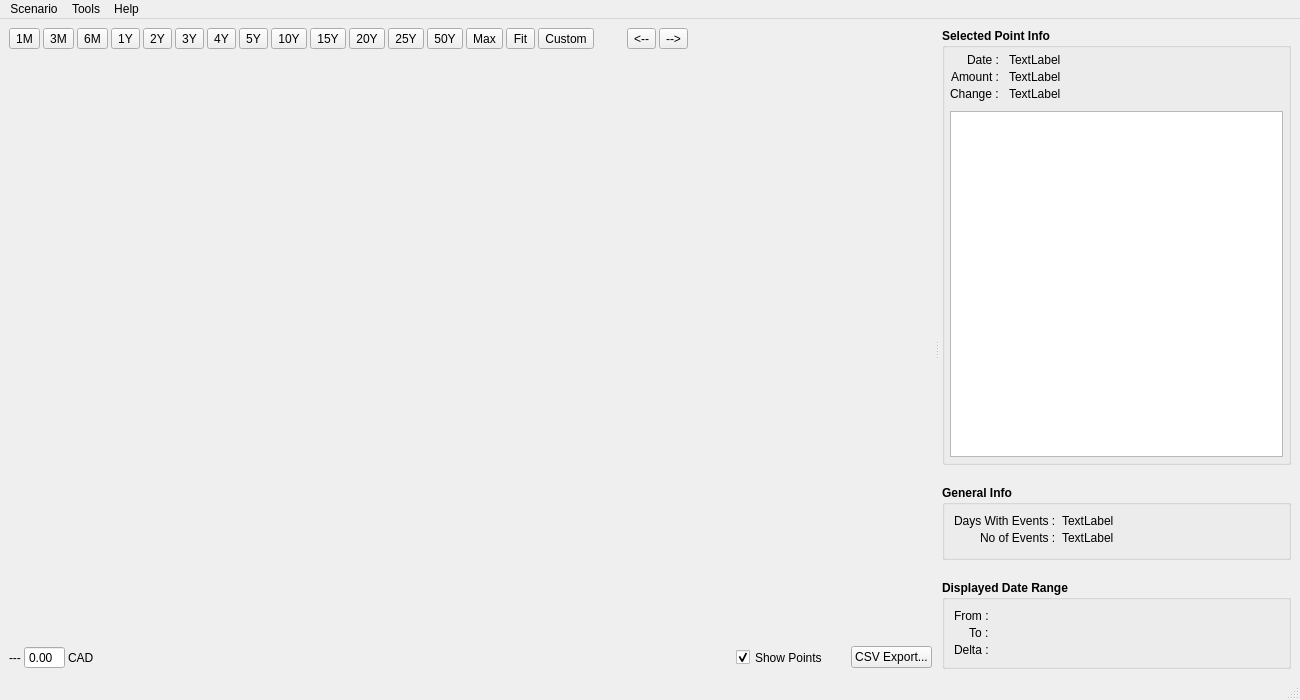
Before: the Qt Designer form src/mainwindow.ui in redmoon1945/gbp, drawn with Qt 5.
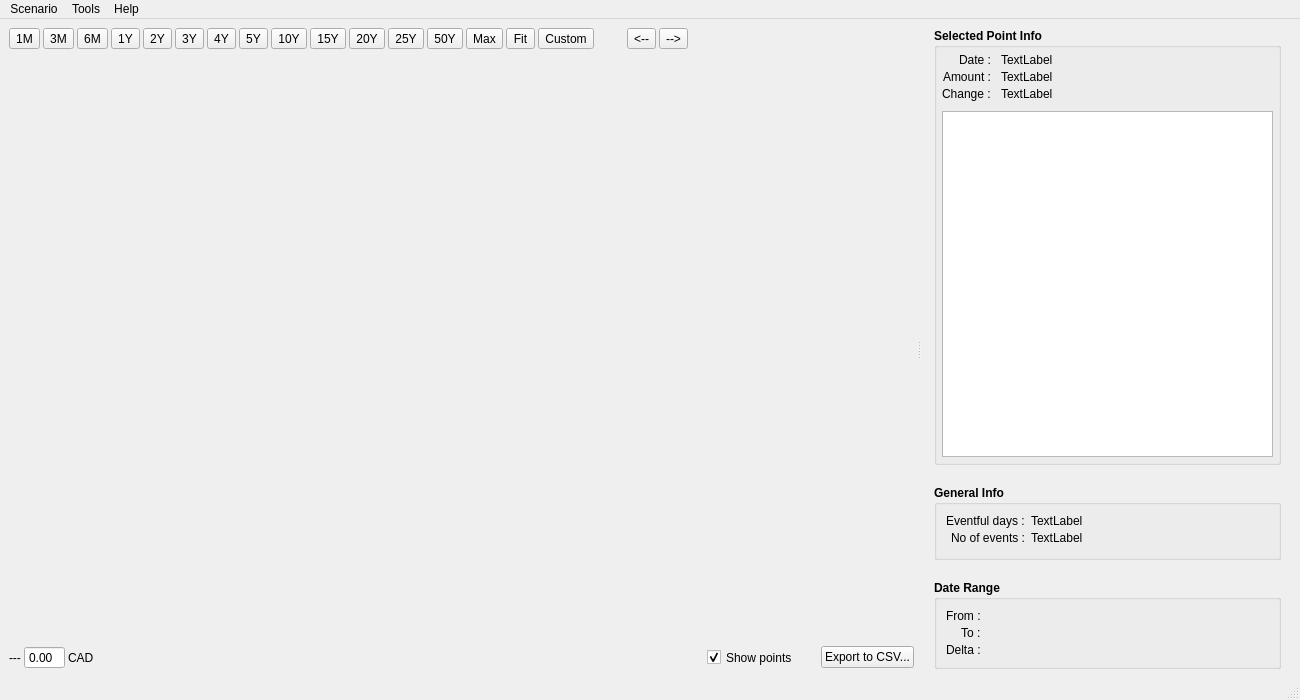
After: the same form once the commit is applied.

What changed in the file:
```diff
--- a/src/mainwindow.ui
+++ b/src/mainwindow.ui
@@ -323,7 +323,7 @@
              <string>&lt;html&gt;&lt;head/&gt;&lt;body&gt;&lt;p&gt;If &lt;span style=&quot; font-weight:700;&quot;&gt;checked&lt;/span&gt;, show data points on Cash Balance curve as big color-filled disks&lt;/p&gt;&lt;p&gt;If &lt;span style=&quot; font-weight:700;&quot;&gt;unchecked&lt;/span&gt;, don't show data points.&lt;/p&gt;&lt;/body&gt;&lt;/html&gt;</string>
             </property>
             <property name="text">
-             <string>Show Points</string>
+             <string>Show points</string>
             </property>
             <property name="checked">
              <bool>true</bool>
@@ -352,7 +352,7 @@
              <string>&lt;html&gt;&lt;head/&gt;&lt;body&gt;&lt;p&gt;Export all the data points of the cash balance curve (not just those displayed) into a CSV file.&lt;/p&gt;&lt;/body&gt;&lt;/html&gt;</string>
             </property>
             <property name="text">
-             <string>CSV Export...</string>
+             <string>Export to CSV...</string>
             </property>
            </widget>
           </item>
@@ -368,6 +368,18 @@
         <property name="sizeConstraint">
          <enum>QLayout::SizeConstraint::SetDefaultConstraint</enum>
         </property>
+        <property name="leftMargin">
+         <number>10</number>
+        </property>
+        <property name="topMargin">
+         <number>0</number>
+        </property>
+        <property name="rightMargin">
+         <number>10</number>
+        </property>
+        <property name="bottomMargin">
+         <number>0</number>
+        </property>
         <item>
          <widget class="QGroupBox" name="CiGB">
           <property name="font">
@@ -586,7 +598,7 @@
                   </font>
                  </property>
                  <property name="text">
-                  <string>Days With Events :</string>
+                  <string>Eventful days :</string>
                  </property>
                 </widget>
                </item>
@@ -623,7 +635,7 @@
                   </font>
                  </property>
                  <property name="text">
-                  <string>No of Events :</string>
+                  <string>No of events :</string>
                  </property>
                 </widget>
                </item>
@@ -670,7 +682,7 @@
            </font>
           </property>
           <property name="title">
-           <string>Displayed Date Range</string>
+           <string>Date Range</string>
           </property>
           <layout class="QVBoxLayout" name="verticalLayout_5">
            <item>
```
Left out of the diff: 12 changed lines with no effect on the pictures.
